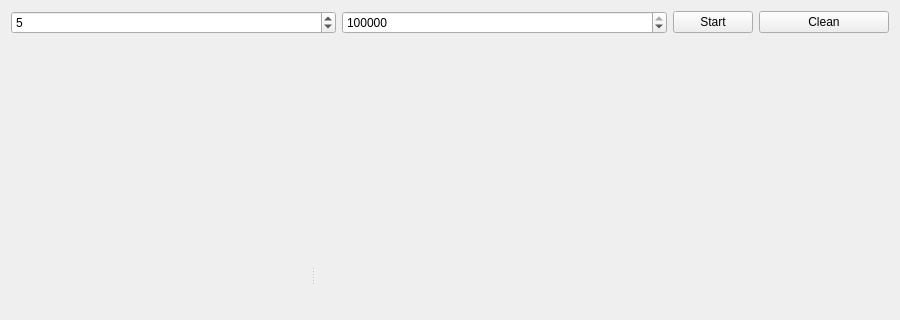
Qt form Lab2_GUI/gui.ui (Cvelth/Comp_Simulation_Projects) before a commit; both pictures show x 0 to 900 and y 0 to 320 of the 900 by 520 pixel window.
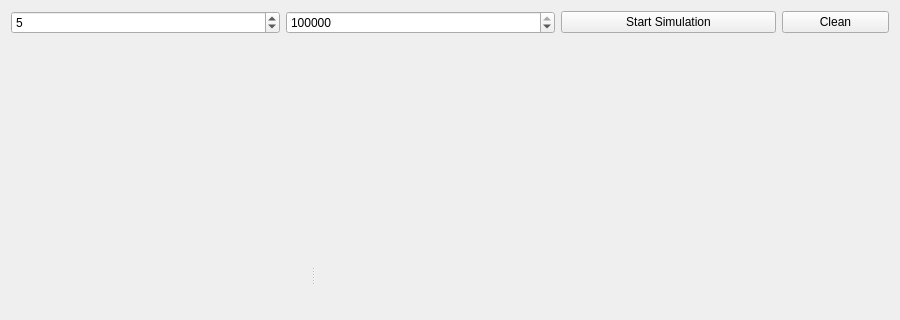
The same form after that commit.

Commit message: Minor fix was done to Lab2::gui in order to make it more compatible with ineritance of the widget.

Patch:
```diff
--- a/Lab2_GUI/gui.ui
+++ b/Lab2_GUI/gui.ui
@@ -15,7 +15,7 @@
   </property>
   <layout class="QVBoxLayout" name="verticalLayout" stretch="0,1">
    <item>
-    <layout class="QHBoxLayout" name="horizontalLayout" stretch="5,5,0,2">
+    <layout class="QHBoxLayout" name="horizontalLayout" stretch="5,5,4,2">
      <item>
       <widget class="QSpinBox" name="tasks">
        <property name="minimum">
@@ -47,7 +47,7 @@
        <item>
         <widget class="QPushButton" name="start">
          <property name="text">
-          <string>Start</string>
+          <string>Start Simulation</string>
          </property>
         </widget>
        </item>
```
